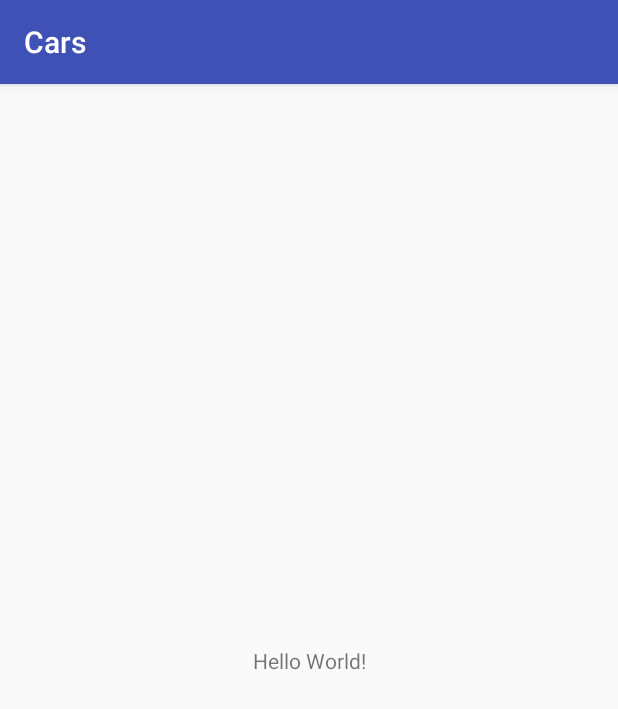
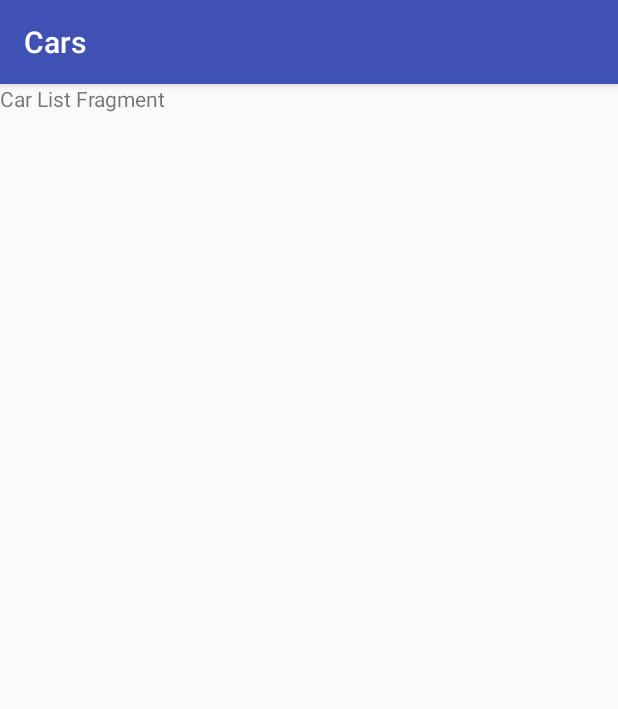
Before and after one commit to khelben5/cars, an Android app: the screen it shows after launch (MainActivity), on a phone screen of 412 x 824 dp. Shown: the top 709 px of the screen. Run offline under Robolectric (Android 15) with nearby library versions, the light colour scheme and no system bars.

Commit message:
Implement basic car list fragment.

```diff
--- a/app/src/main/java/com/eduardodev/cars/MainActivity.kt
+++ b/app/src/main/java/com/eduardodev/cars/MainActivity.kt
@@ -1,12 +1,34 @@
 package com.eduardodev.cars
 
 import android.os.Bundle
+import android.support.v4.app.Fragment
 import android.support.v7.app.AppCompatActivity
+import com.eduardodev.cars.list.CarListFragment
+
+const val TAG_CAR_LIST_FRAGMENT = "carListFragment"
 
 class MainActivity : AppCompatActivity() {
+
+    private val carListFragment: Fragment? by lazy {
+        supportFragmentManager.findFragmentByTag(TAG_CAR_LIST_FRAGMENT)
+    }
 
     override fun onCreate(savedInstanceState: Bundle?) {
         super.onCreate(savedInstanceState)
         setContentView(R.layout.activity_main)
+        addCarListFragmentIfNeeded()
     }
+
+    private fun addCarListFragmentIfNeeded() {
+        if (carListFragment == null) addCarListFragment()
+    }
+
+    private fun addCarListFragment() {
+        supportFragmentManager
+                .beginTransaction()
+                .replace(R.id.mainContainer, createCarListFragment(), TAG_CAR_LIST_FRAGMENT)
+                .commit()
+    }
+
+    private fun createCarListFragment() = CarListFragment.newInstance()
 }
--- /dev/null
+++ b/app/src/main/java/com/eduardodev/cars/list/CarListFragment.kt
@@ -0,0 +1,22 @@
+package com.eduardodev.cars.list
+
+import android.os.Bundle
+import android.support.v4.app.Fragment
+import android.view.LayoutInflater
+import android.view.View
+import android.view.ViewGroup
+import com.eduardodev.cars.R
+
+
+class CarListFragment : Fragment() {
+
+    companion object {
+        fun newInstance() = CarListFragment()
+    }
+
+    override fun onCreateView(
+            inflater: LayoutInflater,
+            container: ViewGroup?,
+            savedInstanceState: Bundle?
+    ): View = inflater.inflate(R.layout.fragment_car_list, container, false)
+}
--- a/app/src/main/res/layout/activity_main.xml
+++ b/app/src/main/res/layout/activity_main.xml
@@ -1,18 +1,7 @@
 <?xml version="1.0" encoding="utf-8"?>
-<android.support.constraint.ConstraintLayout xmlns:android="http://schemas.android.com/apk/res/android"
-    xmlns:app="http://schemas.android.com/apk/res-auto"
+<FrameLayout xmlns:android="http://schemas.android.com/apk/res/android"
     xmlns:tools="http://schemas.android.com/tools"
+    android:id="@+id/mainContainer"
     android:layout_width="match_parent"
     android:layout_height="match_parent"
-    tools:context=".MainActivity">
-
-    <TextView
-        android:layout_width="wrap_content"
-        android:layout_height="wrap_content"
-        android:text="Hello World!"
-        app:layout_constraintBottom_toBottomOf="parent"
-        app:layout_constraintLeft_toLeftOf="parent"
-        app:layout_constraintRight_toRightOf="parent"
-        app:layout_constraintTop_toTopOf="parent" />
-
-</android.support.constraint.ConstraintLayout>
+    tools:context=".MainActivity" />
--- /dev/null
+++ b/app/src/main/res/layout/fragment_car_list.xml
@@ -0,0 +1,16 @@
+<?xml version="1.0" encoding="utf-8"?>
+<android.support.constraint.ConstraintLayout xmlns:android="http://schemas.android.com/apk/res/android"
+    xmlns:app="http://schemas.android.com/apk/res-auto"
+    android:id="@+id/carListRoot"
+    android:layout_width="match_parent"
+    android:layout_height="match_parent">
+
+    <TextView
+        android:id="@+id/carListDummy"
+        android:layout_width="wrap_content"
+        android:layout_height="wrap_content"
+        android:text="Car List Fragment"
+        app:layout_constraintStart_toStartOf="parent"
+        app:layout_constraintTop_toTopOf="parent" />
+
+</android.support.constraint.ConstraintLayout>
```
